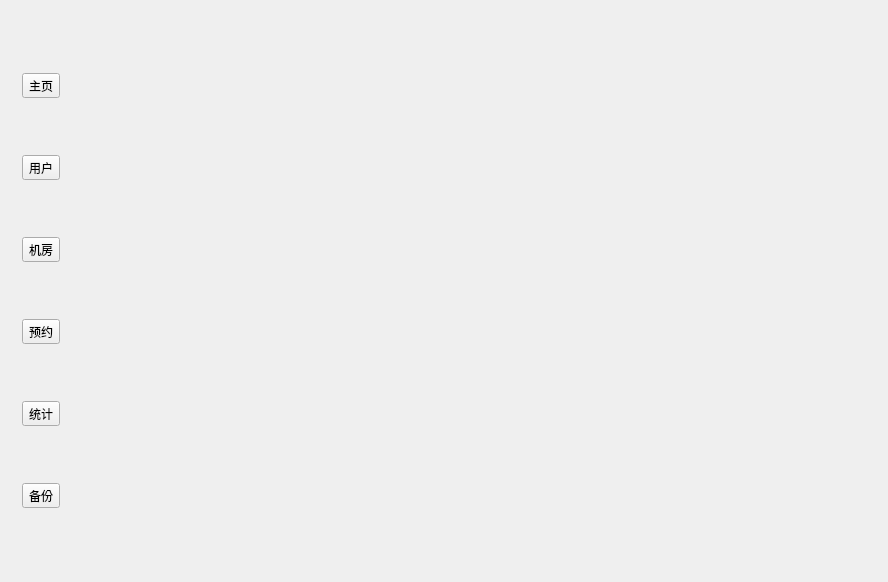
Time-Zero/ComputersManager, file ComputersManager/computers_manager.ui: the form before one commit.
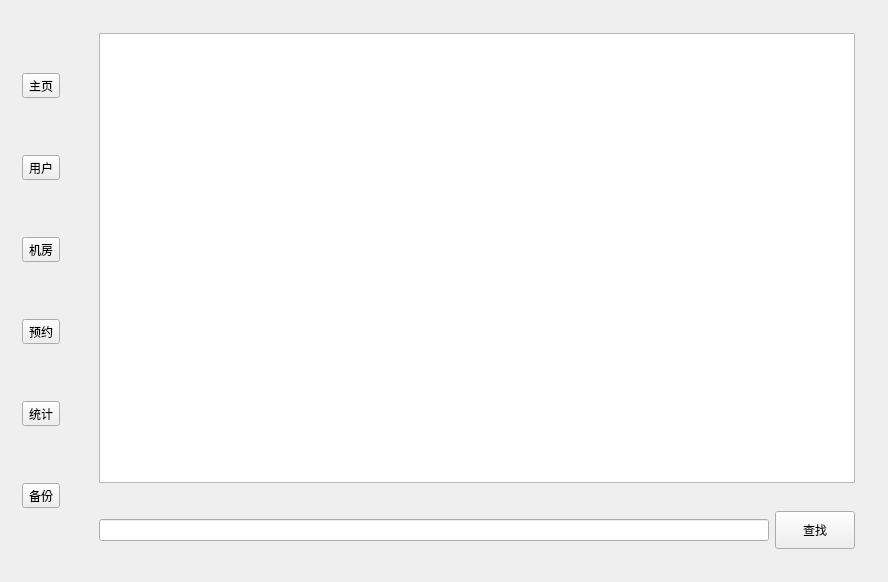
The form after the commit. The open tabs and pages were chosen to show the change. Icons and pictures are not drawn.

What changed in the file:
```diff
--- a/ComputersManager/computers_manager.ui
+++ b/ComputersManager/computers_manager.ui
@@ -244,7 +244,54 @@
        </item>
       </layout>
      </widget>
-     <widget class="QWidget" name="page_user"/>
+     <widget class="QWidget" name="page_user">
+      <layout class="QVBoxLayout" name="verticalLayout_4">
+       <item>
+        <widget class="QWidget" name="widget_3" native="true">
+         <layout class="QVBoxLayout" name="verticalLayout_3">
+          <item>
+           <widget class="QTableView" name="tableView_user">
+            <property name="sizePolicy">
+             <sizepolicy hsizetype="Expanding" vsizetype="Expanding">
+              <horstretch>0</horstretch>
+              <verstretch>0</verstretch>
+             </sizepolicy>
+            </property>
+           </widget>
+          </item>
+         </layout>
+        </widget>
+       </item>
+       <item>
+        <widget class="QWidget" name="widget_4" native="true">
+         <property name="sizePolicy">
+          <sizepolicy hsizetype="Preferred" vsizetype="Fixed">
+           <horstretch>0</horstretch>
+           <verstretch>0</verstretch>
+          </sizepolicy>
+         </property>
+         <layout class="QHBoxLayout" name="horizontalLayout_3">
+          <item>
+           <widget class="QLineEdit" name="lineEdit_search_user"/>
+          </item>
+          <item>
+           <widget class="QPushButton" name="pushButton_search_user">
+            <property name="minimumSize">
+             <size>
+              <width>0</width>
+              <height>38</height>
+             </size>
+            </property>
+            <property name="text">
+             <string>查找</string>
+            </property>
+           </widget>
+          </item>
+         </layout>
+        </widget>
+       </item>
+      </layout>
+     </widget>
     </widget>
    </item>
   </layout>
```
Left out of the diff: 4 changed lines with no effect on the pictures.
